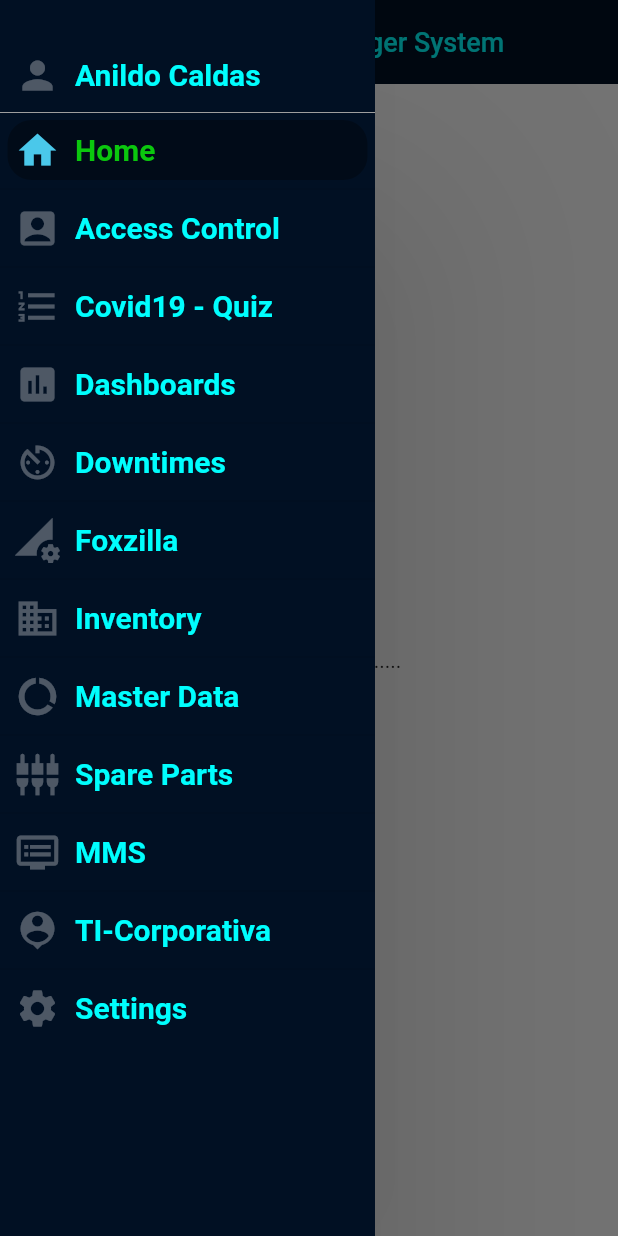
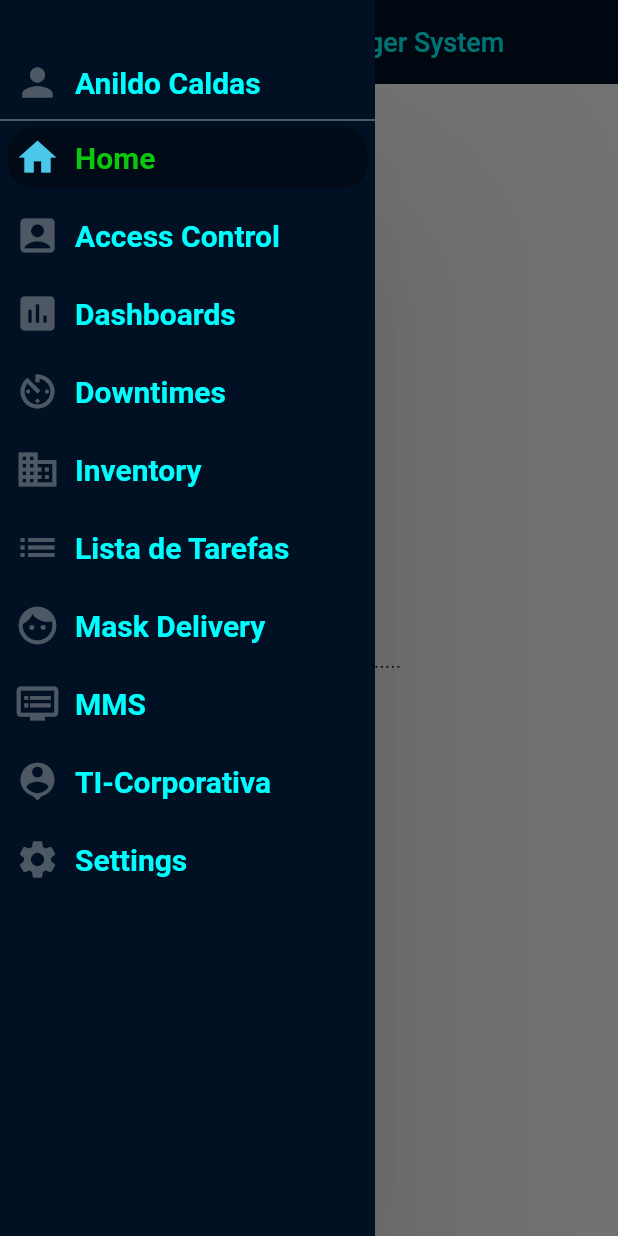
Before and after one commit to AnildoCaldasDev/DowntimeAppFlutter, a Flutter app: the screen it shows after launch, with the side drawer open, on a phone screen of 412 x 824 dp. Run offline on Flutter 3.47's test engine with Material 2 defaults, Android fonts, the phone set to English and light mode, and no system bars; our stand-ins replace shared_preferences; missing offline and left inert: barcode_scan.

Commit message:
new page ofscan user to delivery mask simulation

```diff
--- a/downtime_app_flutter/lib/commons/collapsing_navigation_drawer.dart
+++ b/downtime_app_flutter/lib/commons/collapsing_navigation_drawer.dart
@@ -6,9 +6,8 @@ import 'package:flutter/material.dart';
 import 'collapsing_list_tile.dart';
 
 class CollapsingNavigationDrawer extends StatefulWidget {
-
   final NavigationDrawerBloc bloc;
-  CollapsingNavigationDrawer({ @required this.bloc});
+  CollapsingNavigationDrawer({@required this.bloc});
 
   @override
   CollapsingNavigationDrawerState createState() {
@@ -50,7 +49,7 @@ class CollapsingNavigationDrawerState extends State<CollapsingNavigationDrawer>
           color: backGroundColorFuturistic,
           child: Column(
             children: <Widget>[
-          SizedBox(height: 30.0),
+              SizedBox(height: 35.0),
               CollapsingListTile(
                 title: 'Anildo Caldas',
                 icon: Icons.person,
@@ -64,11 +63,12 @@ class CollapsingNavigationDrawerState extends State<CollapsingNavigationDrawer>
                   },
                   itemBuilder: (context, counter) {
                     return CollapsingListTile(
-                    onTap: (){
+                        onTap: () {
                           setState(() {
                             currentSelectedIndex = counter;
                             Navigator.of(context).pop();
-                         bloc.updateNavigation(navigationItems[counter].router);
+                            bloc.updateNavigation(
+                                navigationItems[counter].router);
                           });
                           // Navigator.of(context).pop();
                           // bloc.updateNavigation(navigationItems[counter].router);
@@ -76,8 +76,7 @@ class CollapsingNavigationDrawerState extends State<CollapsingNavigationDrawer>
                         title: navigationItems[counter].title,
                         icon: navigationItems[counter].icon,
                         animationController: _animationController,
-                    isSelected: currentSelectedIndex == counter
-                    );
+                        isSelected: currentSelectedIndex == counter);
                   },
                   itemCount: navigationItems.length,
                 ),
--- a/downtime_app_flutter/lib/main.dart
+++ b/downtime_app_flutter/lib/main.dart
@@ -1,6 +1,8 @@
 import 'package:downtime_app_flutter/pages/dashboards.dart';
 import 'package:downtime_app_flutter/pages/downtime.dart';
 import 'package:downtime_app_flutter/pages/home.dart';
+import 'package:downtime_app_flutter/pages/mask_delivery.dart';
+import 'package:downtime_app_flutter/pages/todo_list.dart';
 import 'package:downtime_app_flutter/theme.dart';
 import 'package:flutter/material.dart';
 import 'commons/collapsing_navigation_drawer.dart';
@@ -8,7 +10,6 @@ import 'commons/navigation_drawer_bloc.dart';
 
 //Fonte de base do drwaer com gesture: https://github.com/ashishrawat2911/flutter_navigation_drawer_bloc/blob/master/lib/src/ui/my_home_page.dart
 //Fonte do navigationBloc: http://flutterdevs.com/blog/managing-the-state-of-a-widget-using-bloc-flutter/
-
 
 void main() => runApp(MyApp());
 
@@ -58,6 +59,14 @@ class MyHomePage extends StatelessWidget {
               return Downtime();
               break;
 
+            case "todolist":
+              return TodoList();
+              break;
+
+            case "maskdelivery":
+              return MaskDelivery();
+              break;
+
             default:
               return Home();
           }
--- a/downtime_app_flutter/lib/model/navigation_model.dart
+++ b/downtime_app_flutter/lib/model/navigation_model.dart
@@ -3,7 +3,6 @@ import 'package:flutter/material.dart';
 class NavigationModel {
   String title;
   IconData icon;
-  //TODO: manipulate router with the enum values and not strings statics
   String router;
 
   NavigationModel({this.title, this.icon, this.router});
@@ -22,42 +21,48 @@ List<NavigationModel> navigationItems = [
   // NavigationModel(title: "MMS", icon: Icons.dvr, router:  NavigationRouterType.mms),
   // NavigationModel(title: "TI-Corporativa", icon: Icons.person_pin, router:  NavigationRouterType.ticorporativa),
   // NavigationModel(title: "Settings", icon: Icons.settings, router:  NavigationRouterType.settings),
-  NavigationModel(title: "Home", icon: Icons.home,  router: "home"),
-  NavigationModel(title: "Access Control", icon: Icons.account_box, router: "accesscontrol"),
-   NavigationModel(title: "Covid19 - Quiz", icon: Icons.format_list_numbered, router: "covid19"),
-  NavigationModel(title: "Dashboards", icon: Icons.insert_chart, router: "dashboards"),
-  NavigationModel(title: "Downtimes", icon: Icons.av_timer, router: "downtimes"),
-  NavigationModel(title: "Foxzilla", icon: Icons.perm_data_setting, router: "foxzilla"),
+  NavigationModel(title: "Home", icon: Icons.home, router: "home"),
+  NavigationModel(
+      title: "Access Control",
+      icon: Icons.account_box,
+      router: "accesscontrol"),
+  NavigationModel(
+      title: "Dashboards", icon: Icons.insert_chart, router: "dashboards"),
+  NavigationModel(
+      title: "Downtimes", icon: Icons.av_timer, router: "downtimes"),
+  // NavigationModel(
+  //     title: "Foxzilla", icon: Icons.perm_data_setting, router: "foxzilla"),
   NavigationModel(title: "Inventory", icon: Icons.domain, router: "inventory"),
-  NavigationModel(title: "Master Data", icon: Icons.data_usage, router: "masterdata"),
-  NavigationModel(title: "Spare Parts", icon: Icons.settings_input_component, router: "spareparts"),
+  NavigationModel(
+      title: "Lista de Tarefas", icon: Icons.list, router: "todolist"),
+  NavigationModel(
+      title: "Mask Delivery", icon: Icons.face, router: "maskdelivery"),
   NavigationModel(title: "MMS", icon: Icons.dvr, router: "mms"),
-  NavigationModel(title: "TI-Corporativa", icon: Icons.person_pin, router: "ticorporativa"),
+  NavigationModel(
+      title: "TI-Corporativa", icon: Icons.person_pin, router: "ticorporativa"),
   NavigationModel(title: "Settings", icon: Icons.settings, router: "settings"),
 ];
 
-enum NavigationRouterType {
-  home,
-  accesscontrol,
-  covid19,
-  dashboards,
-  downtimes,
-  foxzilla,
-  inventory,
-  masterdata,
-  spareparts,
-  mms,
-  ticorporativa,
-  settings
-}
+// enum NavigationRouterType {
+//   home,
+//   accesscontrol,
+//   covid19,
+//   dashboards,
+//   downtimes,
+//   foxzilla,
+//   inventory,
+//   masterdata,
+//   spareparts,
+//   mms,
+//   ticorporativa,
+//   settings
+// }
 
 // extension on NavigationRouterType {
 //   String toShortString() {
 //     return this.toString().split('.').last;
 //   }
 
-
-
 // NavigationRouterType getEnumRouterByValue(String router){
 //    return   NavigationRouterType()
 // }
--- a/downtime_app_flutter/pubspec.yaml
+++ b/downtime_app_flutter/pubspec.yaml
@@ -23,6 +23,9 @@ dependencies:
   # The following adds the Cupertino Icons font to your application.
   # Use with the CupertinoIcons class for iOS style icons.
   cupertino_icons: ^0.1.2
+  shared_preferences: ^0.5.3
+  barcode_scan: any
+  intl: ^0.15.8
 
 dev_dependencies:
   flutter_test:
```
Also changed, not shown: downtime_app_flutter/lib/model/items.dart (added, +18 -0 lines), downtime_app_flutter/lib/model/mask_delivery_item.dart (added, +18 -0 lines), downtime_app_flutter/lib/pages/mask_delivery.dart (added, +162 -0 lines), downtime_app_flutter/lib/pages/todo_list.dart (added, +159 -0 lines), downtime_app_flutter/pubspec.lock. Lines whose indentation alone changed are shown as unchanged.
